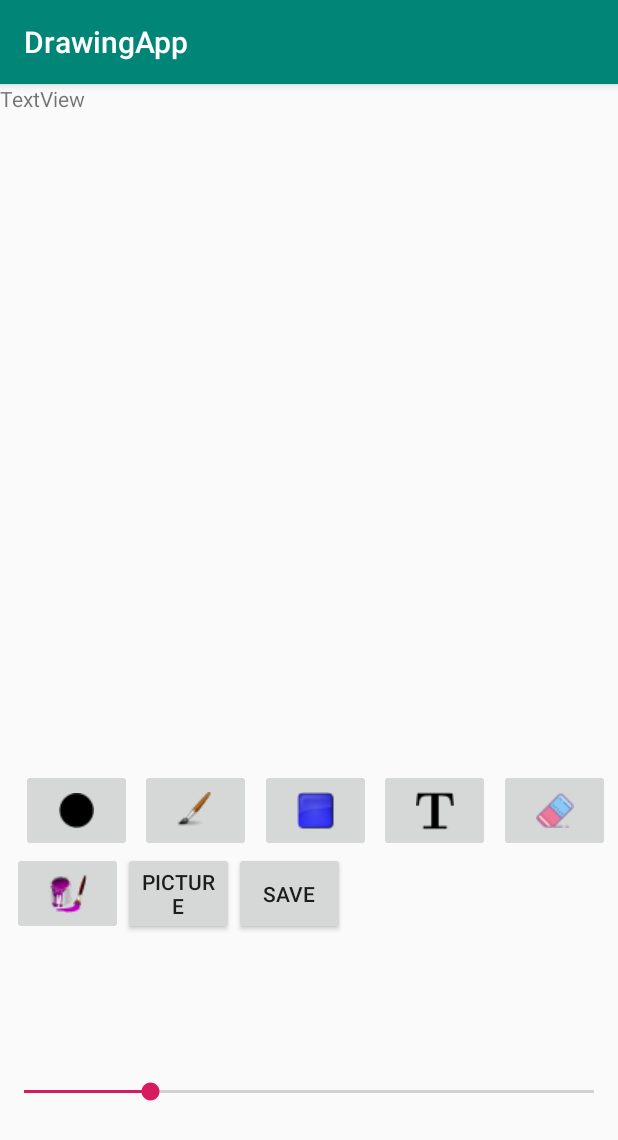
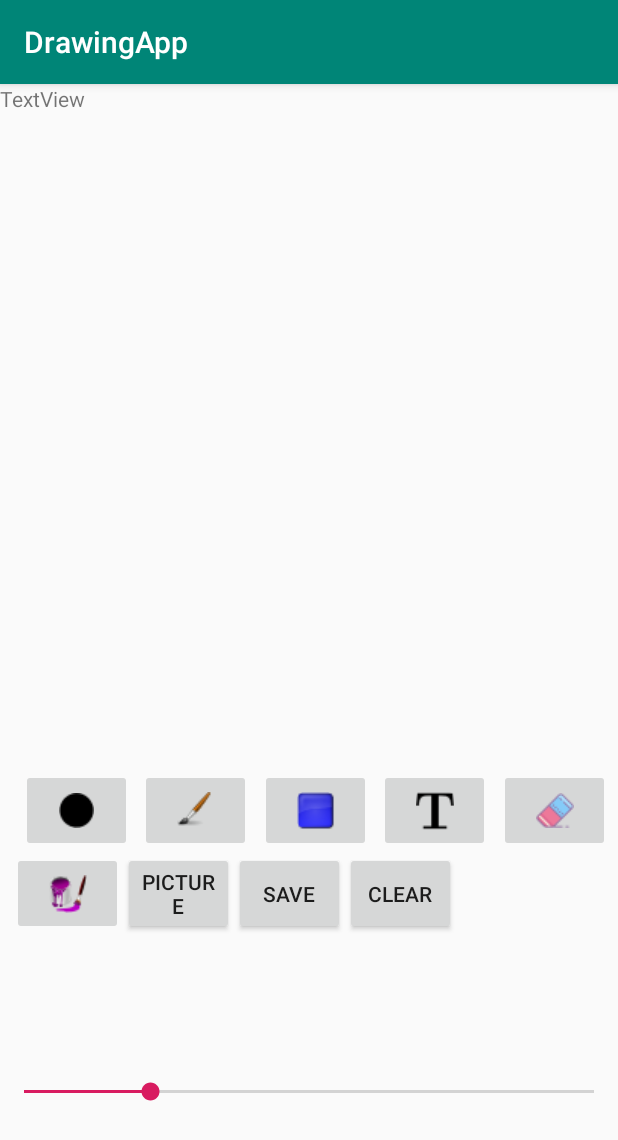
Before and after one commit to mcarnahan2/DrawingApp, an Android app: the screen it shows after launch (MainActivity), on a phone screen of 412 x 824 dp. Shown: the top 1140 px of the screen. Run offline under Robolectric (Android 15) with nearby library versions, the phone set to English and light mode, and no system bars.

Commit message:
Save class and more buttons

```diff
--- a/app/src/main/java/edu/apsu/drawingapp/DrawingView.java
+++ b/app/src/main/java/edu/apsu/drawingapp/DrawingView.java
@@ -27,7 +27,7 @@ public class DrawingView extends View {
 
     private int paintColor = Color.BLACK;
     private static Paint.Style paintStyle = Paint.Style.STROKE;
-    private static int paintWidth = 1;
+    private static int paintWidth = 3;
 
     private Canvas canvas;
     private Canvas cacheCanvas;
@@ -35,20 +35,14 @@ public class DrawingView extends View {
 
     public DrawingView(Context context) {
         super(context);
-        setup(null);
     }
 
     public DrawingView(Context context, AttributeSet attrs) {
         super(context, attrs);
-        setup(attrs);
+
     }
 
-    public DrawingView(Context context, AttributeSet attrs, int defStyleAttr) {
-        super(context, attrs, defStyleAttr);
-        setup(attrs);
-    }
-
-    private void setup(AttributeSet attrs) {
+    private void init() {
         backgroundPaint = new Paint();
         backgroundPaint.setColor(Color.RED);
         backgroundPaint.setStyle(Paint.Style.FILL);
@@ -90,6 +84,7 @@ public class DrawingView extends View {
     protected void onSizeChanged(int w, int h, int oldw, int oldh) {
         currentHeight = h;
         currentWidth = w;
+        init();
  }
 
     @Override
@@ -126,7 +121,7 @@ public class DrawingView extends View {
         updatePaint();
     }
 
-    public static final int PEN = 1;
+    public static final int PEN = 3;
     public static final int PAIL = 2;
 
 
--- a/app/src/main/res/layout/activity_main.xml
+++ b/app/src/main/res/layout/activity_main.xml
@@ -112,5 +112,13 @@
         app:layout_constraintStart_toEndOf="@+id/picture_button"
         app:layout_constraintTop_toBottomOf="@+id/color_imageButton3" />
 
+    <Button
+        android:id="@+id/clear_button"
+        android:layout_width="74dp"
+        android:layout_height="55dp"
+        android:text="Clear"
+        app:layout_constraintStart_toEndOf="@+id/save_button"
+        app:layout_constraintTop_toBottomOf="@+id/color_imageButton3" />
+
 
 </android.support.constraint.ConstraintLayout>
```
Also changed, not shown: app/src/main/java/edu/apsu/drawingapp/MainActivity.java (+21 -5 lines).
